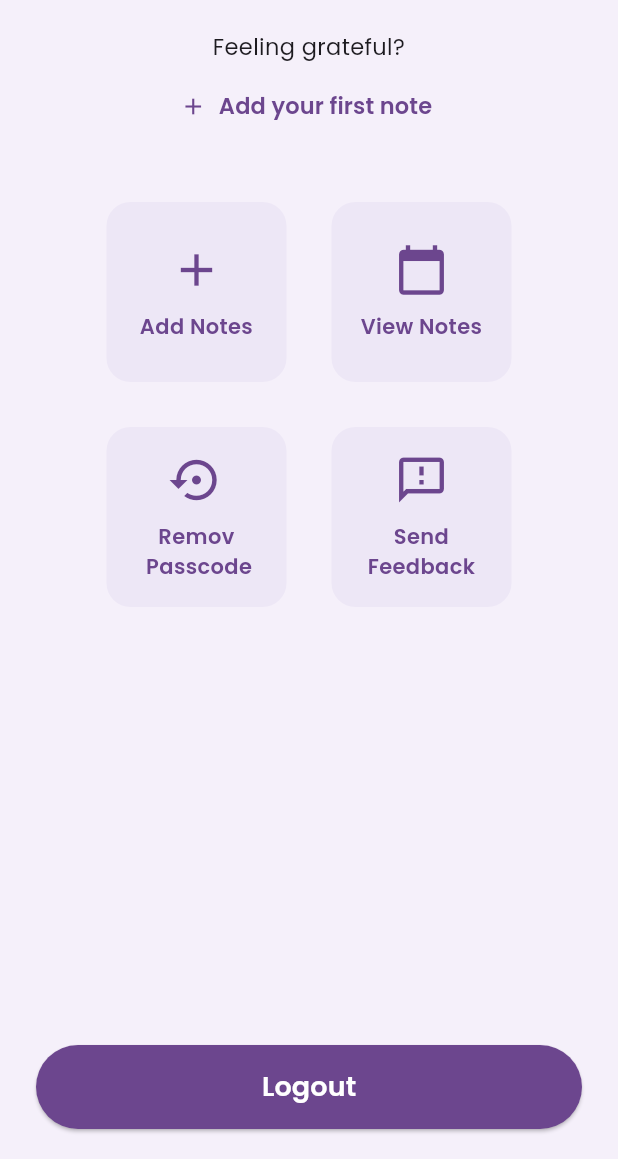
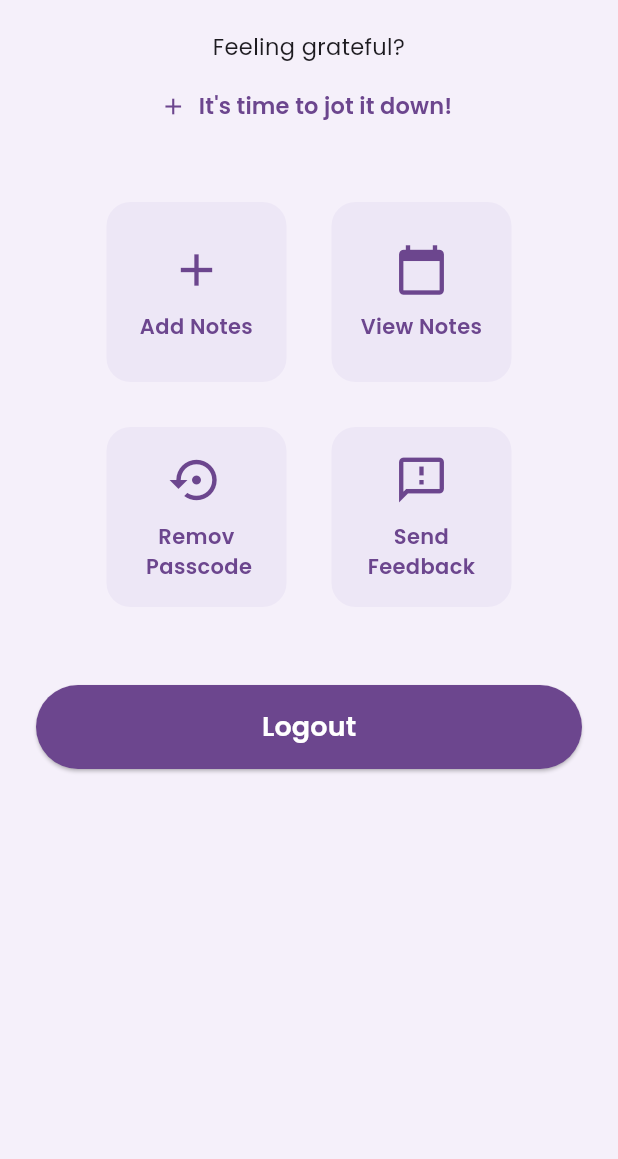
Before and after one commit to NirmaliePerera/gratify, a Flutter app: the HomeScreen screen opened directly, on a phone screen of 412 x 824 dp, the part 77-1236 px from its top. Run offline on Flutter 3.47's test engine with Material 3 defaults, Android fonts, the phone set to English and light mode, and no system bars; our stand-ins replace google_fonts, shared_preferences, sqflite, table_calendar; accounts and stored records are empty.

Commit message:
Modified home screen

```diff
--- a/lib/screens/home_screen.dart
+++ b/lib/screens/home_screen.dart
@@ -7,7 +7,6 @@ import 'add_notes_screen.dart';
 import 'view_notes_screen.dart';
 import 'send_feedback_screen.dart';
 import '../widgets/purple_header.dart';
-
 
 class HomeScreen extends StatelessWidget {
   const HomeScreen({super.key});
@@ -110,7 +109,7 @@ class HomeScreen extends StatelessWidget {
 
                 icon: const Icon(Icons.add, color: Color(0xFF6C468E)),
                 label: Text(
-                  "Add your first note",
+                  "It's time to jot it down!",
                   style: GoogleFonts.poppins(
                     fontSize: 15,
                     color: const Color(0xFF6C468E),
@@ -173,7 +172,7 @@ class HomeScreen extends StatelessWidget {
             ],
           ),
 
-          const Spacer(),
+          const SizedBox(height: 32),
 
           // Logout Button
           Padding(
```
